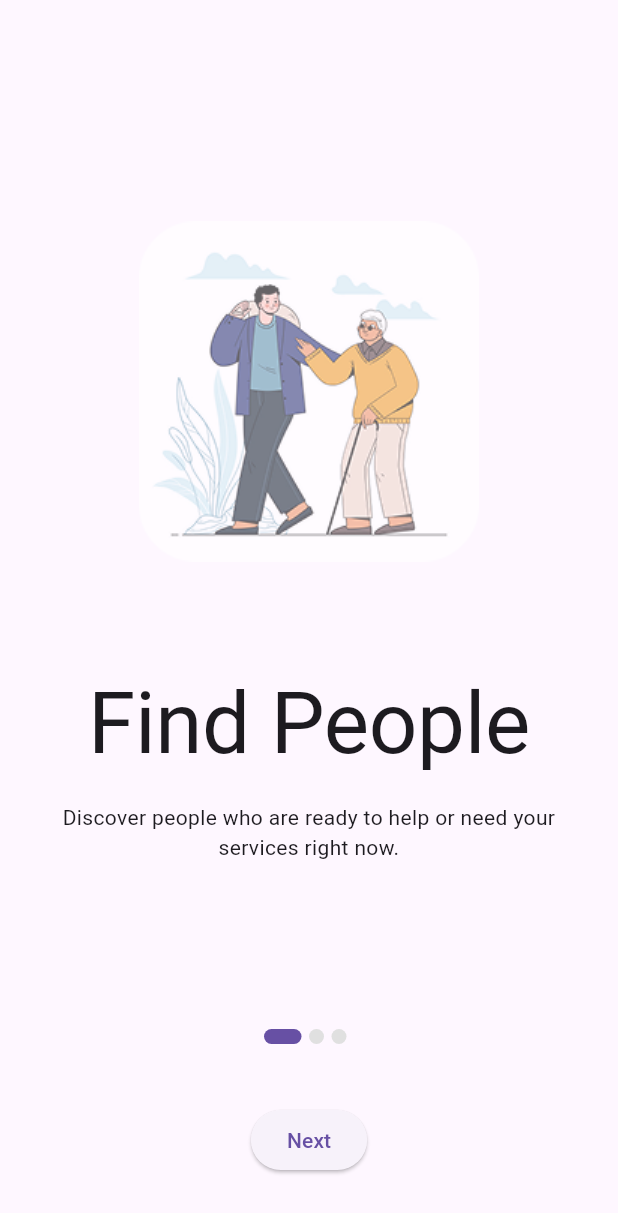
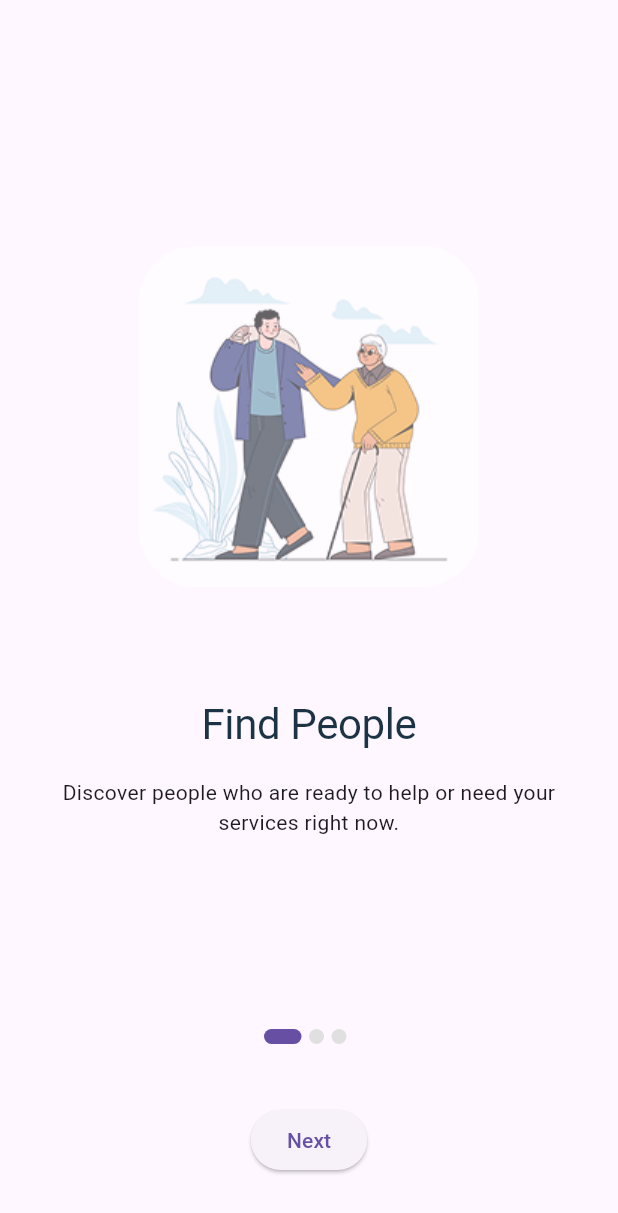
Before and after one commit to mti-prog/yntymak_mvp, a Flutter app: the screen it shows after launch, on a phone screen of 412 x 824 dp. Shown: the top 1213 px of the screen. Run offline on Flutter 3.47's test engine with Material 3 defaults, Android fonts, the phone set to English and light mode, and no system bars.

Commit message:
fourth task completed

```diff
--- a/lib/screens/onboarding_screen.dart
+++ b/lib/screens/onboarding_screen.dart
@@ -1,4 +1,5 @@
 import 'package:flutter/material.dart';
+import 'package:yntymak_mvp/core/app_theme.dart';
 import 'login_screen.dart';
 import '../models/onboarding_model.dart';
 
@@ -37,7 +38,10 @@ class _OnboardingScreenState extends State<OnboardingScreen> {
                       const SizedBox(height: 40),
                       Text(
                         contents[index].title,
-                        style: Theme.of(context).textTheme.displayLarge,
+                        style: Theme.of(context).textTheme.displayLarge?.copyWith(
+                          fontSize: 28,
+                          color: AppTheme.primaryDark
+                        ),
                         textAlign: TextAlign.center,
                       ),
                       const SizedBox(height: 20),
```
